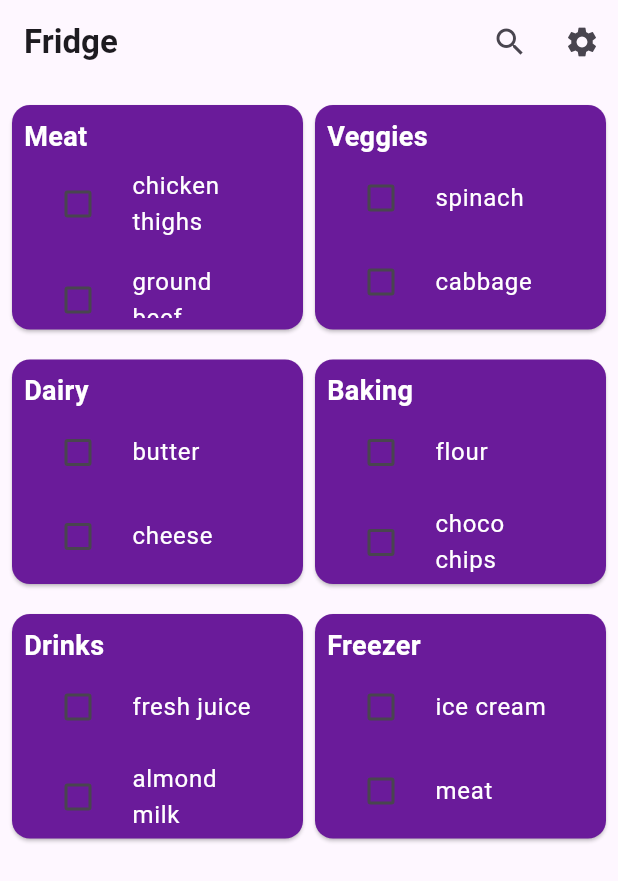
After one commit to Exact-Bytes/ChefScale, a Flutter app: the FridgeScreen screen opened directly, on a phone screen of 412 x 824 dp. The commit adds this screen. Shown: the top 881 px of the screen. Run offline on Flutter 3.47's test engine with Material 3 defaults, Android fonts, the phone set to English and light mode, and no system bars; our stand-ins replace google_fonts; Roboto replaces fonts that are missing (Afacad).

Commit message:
Fridge page

```diff
--- /dev/null
+++ b/lib/fridge.dart
@@ -0,0 +1,104 @@
+import 'package:flutter/material.dart';
+import 'package:google_fonts/google_fonts.dart';
+
+void main() {
+  runApp(FridgeApp());
+}
+
+class FridgeApp extends StatelessWidget {
+  const FridgeApp({super.key});
+
+  @override
+  Widget build(BuildContext context) {
+    return MaterialApp(
+      debugShowCheckedModeBanner: false,
+      theme: ThemeData.dark(),
+      home: FridgeScreen(),
+    );
+  }
+}
+
+class FridgeScreen extends StatefulWidget {
+  const FridgeScreen({super.key});
+
+  @override
+  _FridgeScreenState createState() => _FridgeScreenState();
+}
+
+class _FridgeScreenState extends State<FridgeScreen> {
+  Map<String, List<String>> categories = {
+    "Meat": ["chicken thighs", "ground beef", "lunch meat", "sausages"],
+    "Veggies": ["spinach", "cabbage", "lemons", "tomatoes", "avocado", "cauliflower"],
+    "Dairy": ["butter", "cheese", "sour cream", "yogurt"],
+    "Baking": ["flour", "choco chips", "cocoa powder", "dry yeast", "baking powder"],
+    "Drinks": ["fresh juice", "almond milk", "soft drinks", "water"],
+    "Freezer": ["ice cream", "meat", "chocolates"],
+  };
+
+  Map<String, bool> checkedItems = {};
+
+  @override
+  Widget build(BuildContext context) {
+    return Scaffold(
+      appBar: AppBar(
+        title: Text("Fridge", style: GoogleFonts.afacad(fontSize: 22, fontWeight: FontWeight.bold)),
+        actions: [
+          IconButton(
+            icon: Icon(Icons.search),
+            onPressed: () {},
+          ),
+          IconButton(
+            icon: Icon(Icons.settings),
+            onPressed: () {},
+          ),
+        ],
+      ),
+      body: Padding(
+        padding: const EdgeInsets.all(8.0),
+        child: GridView.count(
+          crossAxisCount: 2,
+          crossAxisSpacing: 8.0,
+          mainAxisSpacing: 8.0,
+          childAspectRatio: 1.2,
+          children: categories.entries.map((entry) {
+            return Card(
+              color: Colors.purple.shade800,
+              margin: EdgeInsets.symmetric(vertical: 6.0),
+              child: Padding(
+                padding: const EdgeInsets.all(8.0),
+                child: Column(
+                  crossAxisAlignment: CrossAxisAlignment.start,
+                  children: [
+                    Text(
+                      entry.key,
+                      style: GoogleFonts.afacad(fontSize: 18, fontWeight: FontWeight.bold, color: Colors.white),
+                    ),
+                    Expanded(
+                      child: ListView(
+                        shrinkWrap: true,
+                        children: entry.value.map((item) {
+                          return CheckboxListTile(
+                            title: Text(item, style: GoogleFonts.afacad(color: Colors.white)),
+                            value: checkedItems[item] ?? false,
+                            onChanged: (bool? value) {
+                              setState(() {
+                                checkedItems[item] = value ?? false;
+                              });
+                            },
+                            controlAffinity: ListTileControlAffinity.leading,
+                            activeColor: Colors.white,
+                            checkColor: Colors.purple,
+                          );
+                        }).toList(),
+                      ),
+                    ),
+                  ],
+                ),
+              ),
+            );
+          }).toList(),
+        ),
+      ),
+    );
+  }
+}
--- a/lib/profile_page.dart
+++ b/lib/profile_page.dart
@@ -6,6 +6,8 @@ void main() {
 }
 
 class ProfilePage extends StatelessWidget {
+  const ProfilePage({super.key});
+
   @override
   Widget build(BuildContext context) {
     return MaterialApp(
@@ -33,6 +35,8 @@ class ProfilePage extends StatelessWidget {
 }
 
 class ProfileForm extends StatelessWidget {
+  const ProfileForm({super.key});
+
   @override
   Widget build(BuildContext context) {
     return Container(
@@ -103,6 +107,8 @@ class ProfileForm extends StatelessWidget {
 }
 
 class BottomNavBar extends StatelessWidget {
+  const BottomNavBar({super.key});
+
   @override
   Widget build(BuildContext context) {
     return Container(
```
Also changed, not shown: lib/settingspage.dart (added, +130 -0 lines).
